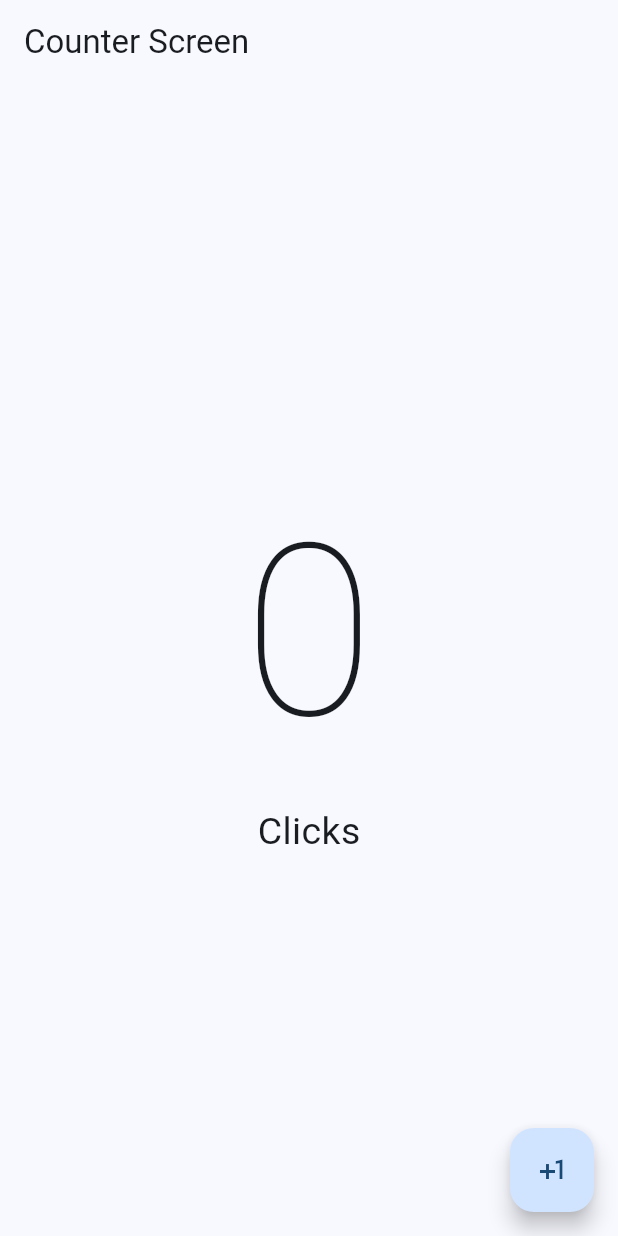
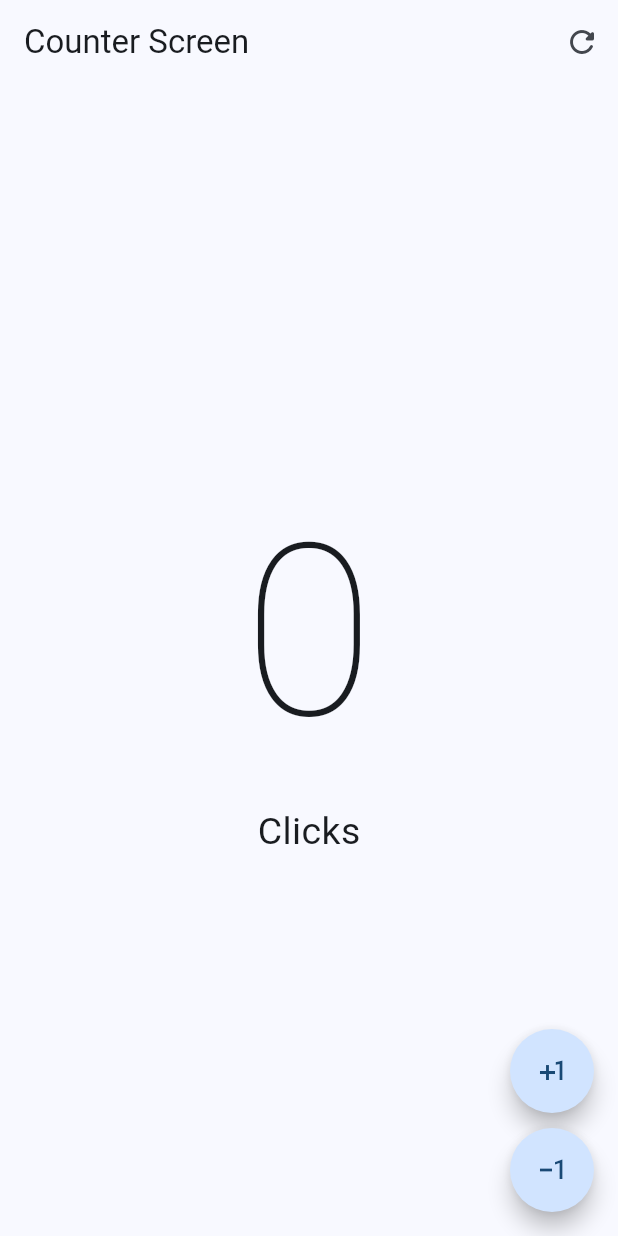
Before and after one commit to chemunoz/flutter-hello-world-app, a Flutter app: the screen it shows after launch, on a phone screen of 412 x 824 dp. Run offline on Flutter 3.47's test engine with Material 2 defaults, Android fonts, the phone set to English and light mode, and no system bars.

Commit message:
feat: add refresh button in Appbar and minus button

```diff
--- a/lib/presentation/screens/counter/counter_screen.dart
+++ b/lib/presentation/screens/counter/counter_screen.dart
@@ -15,6 +15,18 @@ class _CounterScreenState extends State<CounterScreen> {
     return Scaffold(
         appBar: AppBar(
           title: const Text('Counter Screen'),
+          actions: [
+            IconButton(
+                onPressed: () {
+                  // Para que la información se renderice en la vista
+                  // tenemos que indidar que recargue el Widget
+                  // así que metemos el incremento en el método de recarga
+                  setState(() {
+                    clickCounter = 0;
+                  });
+                },
+                icon: Icon(Icons.refresh_rounded))
+          ],
         ),
         body: Center(
           child: Column(
@@ -32,7 +44,11 @@ class _CounterScreenState extends State<CounterScreen> {
             ],
           ),
         ),
-        floatingActionButton: FloatingActionButton(
+        floatingActionButton: Column(
+          mainAxisAlignment: MainAxisAlignment.end,
+          children: [
+            FloatingActionButton(
+              shape: StadiumBorder(), // hace el botón circular
               onPressed: () {
                 // Para que la información se renderice en la vista
                 // tenemos que indidar que recargue el Widget
@@ -42,6 +58,23 @@ class _CounterScreenState extends State<CounterScreen> {
                 });
               },
               child: const Icon(Icons.plus_one),
+            ),
+            SizedBox(
+              height: 10,
+            ),
+            FloatingActionButton(
+              shape: StadiumBorder(), // hace el botón circular
+              onPressed: () {
+                // Para que la información se renderice en la vista
+                // tenemos que indidar que recargue el Widget
+                // así que metemos el incremento en el método de recarga
+                setState(() {
+                  clickCounter--;
+                });
+              },
+              child: const Icon(Icons.exposure_minus_1_outlined),
+            )
+          ],
         ));
   }
 }
```
Lines whose indentation alone changed are shown as unchanged.
